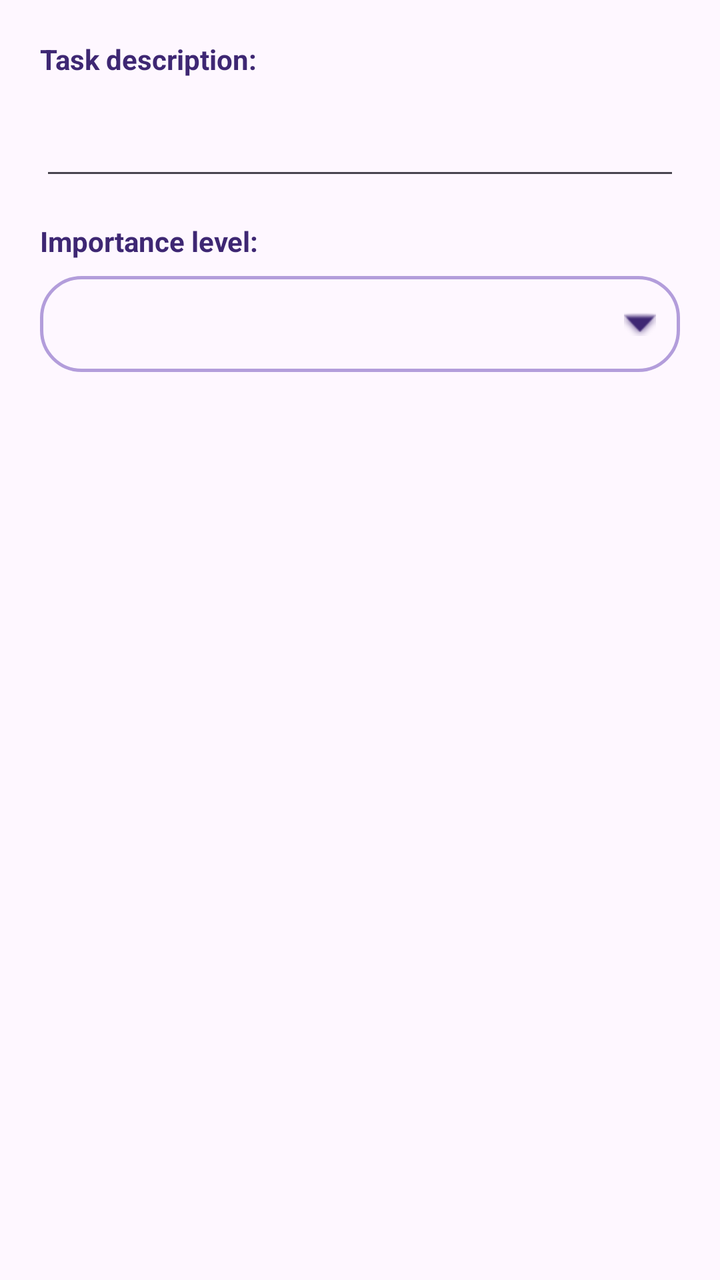
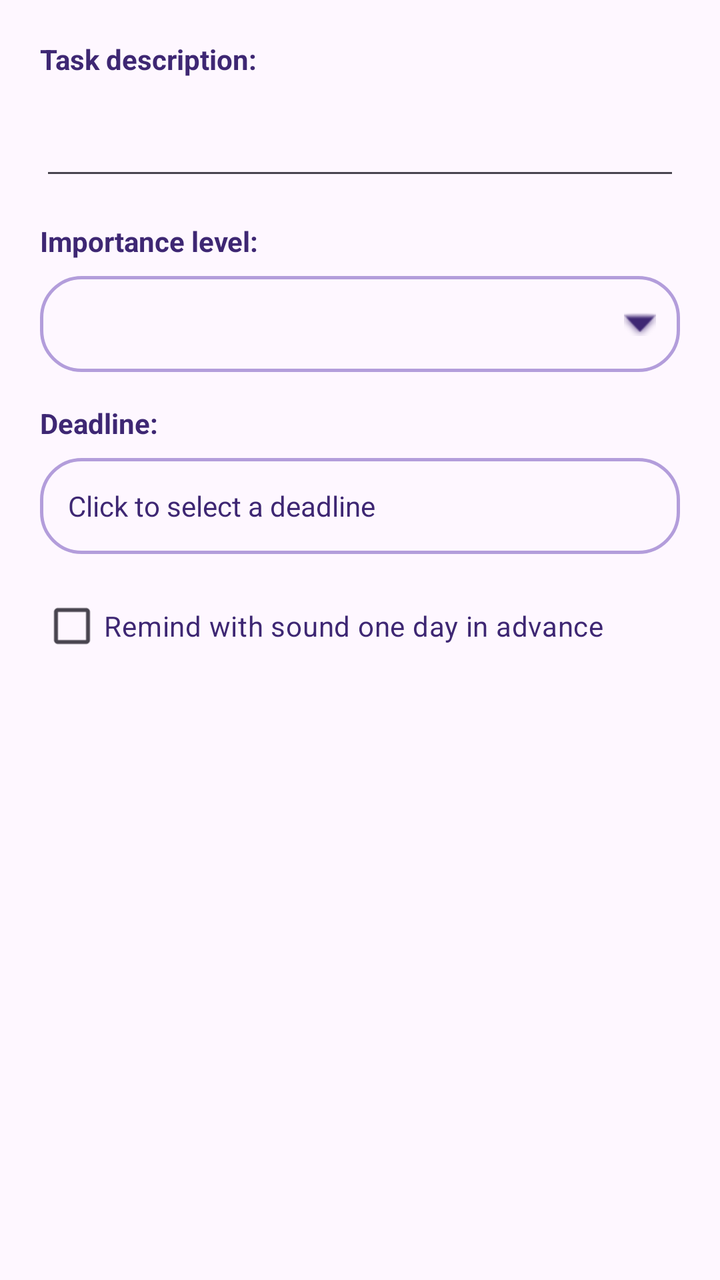

Screens rendered from an Android XML layout before and after an edit, with the pre-edit source and the edit as a unified diff.
<!-- AndroidManifest.xml: application theme Theme.MyAssistant -->
<!-- res/layout/dialog_add_task.xml -->
<?xml version="1.0" encoding="utf-8"?>
<LinearLayout xmlns:android="http://schemas.android.com/apk/res/android"
    android:layout_width="match_parent"
    android:layout_height="wrap_content"
    xmlns:app="http://schemas.android.com/apk/res-auto"
    android:orientation="vertical"
    android:padding="20dp">

    <TextView
        android:layout_width="match_parent"
        android:layout_height="wrap_content"
        android:text="Task description:"
        android:textColor="#3E2773"
        android:textSize="14sp"
        android:textStyle="bold" />

    <EditText
        android:id="@+id/dialogTaskEditText"
        android:layout_width="match_parent"
        android:layout_height="wrap_content"
        android:layout_marginTop="8dp"
        android:layout_marginBottom="16dp"
        android:inputType="textAutoCorrect"
        android:minHeight="48dp" />

    <TextView
        android:layout_width="match_parent"
        android:layout_height="wrap_content"
        android:text="Importance level:"
        android:textColor="#3E2773"
        android:textSize="14sp"
        android:textStyle="bold" />

    <FrameLayout
        android:layout_width="match_parent"
        android:layout_height="wrap_content"
        android:layout_marginTop="8dp"
        android:background="@drawable/bg_spinner">

        <ImageView
            android:layout_width="16dp"
            android:layout_height="16dp"
            android:layout_gravity="end|center_vertical"
            android:layout_marginEnd="12dp"
            android:src="@android:drawable/arrow_down_float"
            app:tint="#3E2773" />

        <Spinner
            android:id="@+id/dialogImportanceSpinner"
            android:layout_width="match_parent"
            android:layout_height="48dp"
            android:background="@android:color/transparent"
            android:paddingStart="14dp"
            android:paddingEnd="36dp" />

    </FrameLayout>

</LinearLayout>
<!-- resources referenced by this layout -->
<resources>
  <!-- drawable bg_spinner (drawable) -->
  <?xml version="1.0" encoding="utf-8"?>
  <shape xmlns:android="http://schemas.android.com/apk/res/android"
      android:shape="rectangle">
  
      <solid android:color="@android:color/transparent" />
  
      <stroke
          android:width="1.5dp"
          android:color="#B39DDB" />
  
      <corners android:radius="20dp" />
  </shape>
  <style name="Theme.MyAssistant" parent="Base.Theme.MyAssistant" />
  <style name="Base.Theme.MyAssistant" parent="Theme.Material3.DayNight.NoActionBar">
          
          
      </style>
</resources>

<!-- the commit's change to res/layout/dialog_add_task.xml (unified diff, before → after) -->
@@ -55,4 +55,35 @@
 
     </FrameLayout>
 
+    <TextView
+        android:layout_width="match_parent"
+        android:layout_height="wrap_content"
+        android:layout_marginTop="16dp"
+        android:text="Deadline:"
+        android:textColor="#3E2773"
+        android:textSize="14sp"
+        android:textStyle="bold" />
+
+    <TextView
+        android:id="@+id/dialogDeadlineTextView"
+        android:layout_width="match_parent"
+        android:layout_height="48dp"
+        android:layout_marginTop="8dp"
+        android:background="@drawable/bg_spinner"
+        android:gravity="center_vertical"
+        android:paddingStart="14dp"
+        android:paddingEnd="14dp"
+        android:text="Click to select a deadline"
+        android:textColor="#3E2773"
+        android:textSize="14sp" />
+
+    <CheckBox
+        android:id="@+id/dialogRemindCheckBox"
+        android:layout_width="match_parent"
+        android:layout_height="wrap_content"
+        android:layout_marginTop="12dp"
+        android:text="Remind with sound one day in advance"
+        android:textColor="#3E2773"
+        android:textSize="14sp" />
+
 </LinearLayout>
